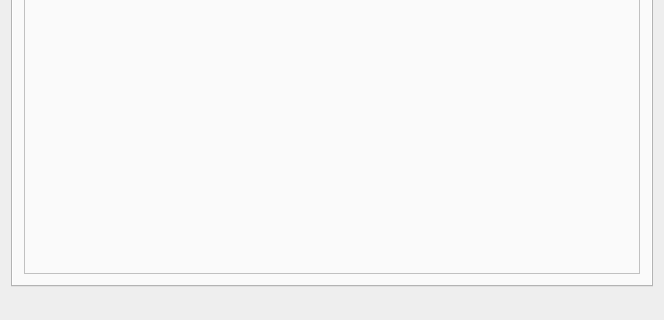
First picture: the form in artnetconsole.ui, repository Gregwar/ArtNet-Console, before the edit; both pictures show x 0 to 664 and y 151 to 471 of the 664 by 471 pixel window.
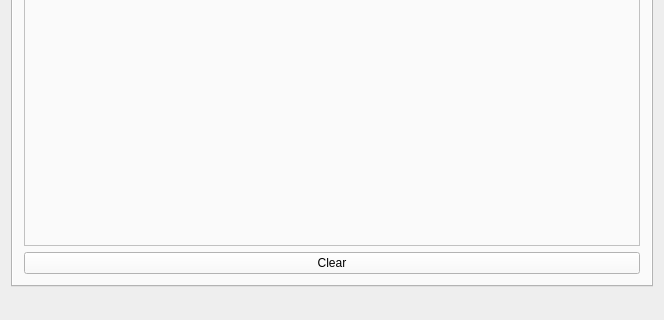
Second picture: the form after the edit. The open tabs and pages were chosen to show the change.

Commit message: Adding a Clear button

The edit to the form file:
```diff
--- a/artnetconsole.ui
+++ b/artnetconsole.ui
@@ -129,7 +129,7 @@
        <attribute name="title">
         <string>Console</string>
        </attribute>
-       <layout class="QHBoxLayout" name="horizontalLayout_4">
+       <layout class="QVBoxLayout" name="verticalLayout">
         <item>
          <widget class="QScrollArea" name="consoleArea">
           <property name="widgetResizable">
@@ -141,7 +141,7 @@
              <x>0</x>
              <y>0</y>
              <width>622</width>
-             <height>353</height>
+             <height>324</height>
             </rect>
            </property>
            <layout class="QHBoxLayout" name="horizontalLayout_6">
@@ -152,6 +152,13 @@
           </widget>
          </widget>
         </item>
+        <item>
+         <widget class="QPushButton" name="clearButton">
+          <property name="text">
+           <string>Clear</string>
+          </property>
+         </widget>
+        </item>
        </layout>
       </widget>
      </widget>
```
Left out of the diff: 4 changed lines with no effect on the pictures. The commit also changes 2 other files.
